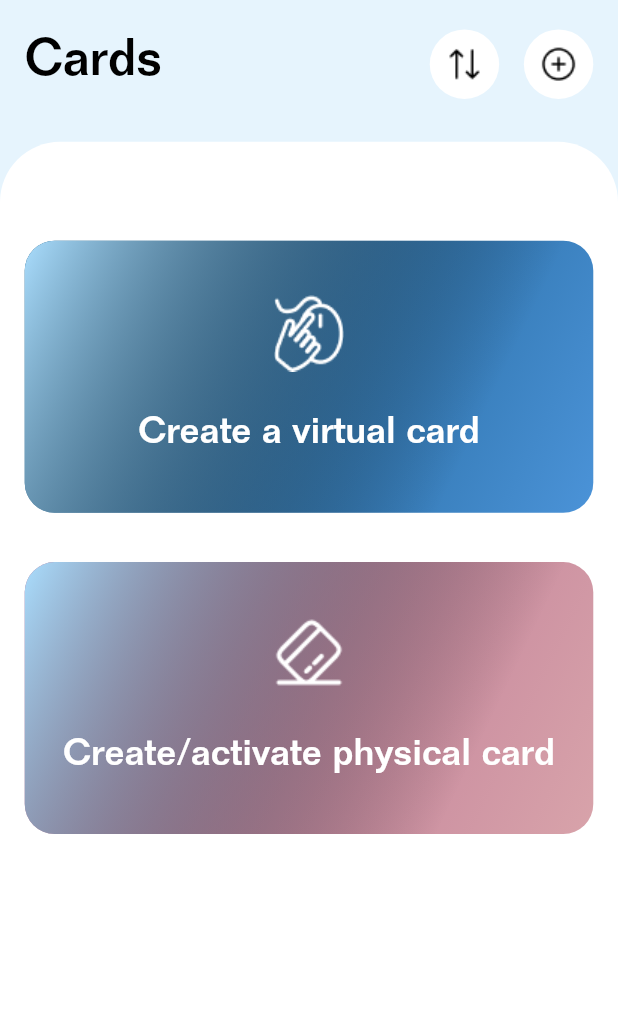
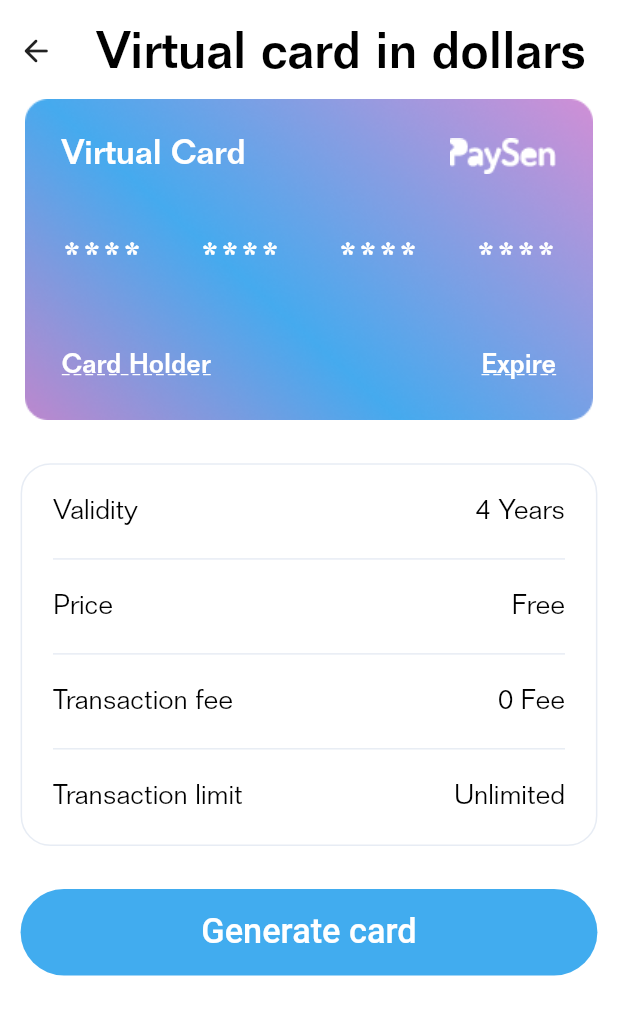
Before and after one commit to chvro12/paysen_app, a Flutter app: the CardNestedNavigator widget shown alone on an empty page, opened directly, after a tap on "Create a virtual card", on a phone screen of 412 x 824 dp. Shown: the top 1015 px of the screen. Run offline on Flutter 3.47's test engine with Material 2 defaults, Android fonts, the phone set to English and light mode, and no system bars; our stand-ins replace device_info_plus, flutter_screenutil, fluttertoast, get, image_picker, logger and 3 more; missing offline and left inert: overlay_progress_indicator; accounts and stored records are empty.

Commit message:
Feat: Virtual Card In Dollar screen completed.

```diff
--- a/lib/components/index.dart
+++ b/lib/components/index.dart
@@ -11,7 +11,6 @@ export 'custom_drop_down.dart';
 export 'custom_bottom_navigation.dart';
 export 'custom_shader_mask.dart';
 export 'circular_icon_button.dart';
-export 'credit_card_view.dart';
 export 'custom_choice_chip.dart';
 export 'custom_listview_builder.dart';
 export 'circle_avatar_with_details.dart';
--- a/lib/components/money_overview.dart
+++ b/lib/components/money_overview.dart
@@ -7,10 +7,12 @@ import 'index.dart';
 class MoneyOverview extends StatelessWidget {
 
   final List<Widget> moneyOverviewItems;
+  final Color? containerBGColor;
 
   const MoneyOverview({
     super.key,
-    required this.moneyOverviewItems
+    required this.moneyOverviewItems,
+    this.containerBGColor
   });
 
   @override
@@ -21,7 +23,8 @@ class MoneyOverview extends StatelessWidget {
       decoration: BoxDecoration(
         borderRadius: BorderRadius.circular(20.0),
         border: Border.all(color: AppColors.brightGray),
-        shape: BoxShape.rectangle
+        shape: BoxShape.rectangle,
+        color: containerBGColor
       ),
       child: Column(
         mainAxisSize: MainAxisSize.min,
@@ -50,7 +53,7 @@ class MoneyOverviewItemView extends StatelessWidget {
   @override
   Widget build(BuildContext context) {
     return Container(
-      height: 40.h,
+      height: 35.h,
       alignment: Alignment.topCenter,
       decoration: BoxDecoration(
         border: showBorder
@@ -77,8 +80,10 @@ class MoneyOverviewItemView extends StatelessWidget {
             CustomText(
               label: value,
               fontStyle: FontStyle.normal,
-              fontWeight: FontWeight.w500,
-              textColor: AppColors.blackColor.withOpacity(0.5),
+              // fontWeight: FontWeight.w500,
+              fontWeight: FontWeight.w300,
+              // textColor: AppColors.blackColor.withOpacity(0.5),
+              textColor: AppColors.blackColor,
               textSize: 16.sp,
             ),
         ],
--- a/lib/config/app_routes.dart
+++ b/lib/config/app_routes.dart
@@ -22,6 +22,9 @@ class AppRoutes {
   static const String distributorWithdrawal = '/distributor-withdrawal';
   static const String mobileMoneyBankCard = '/mobile-money-bank-card';
 
+  /// CARD NESTED NAVIGATOR ROUTE
+  static const String virtualCardInDollar = '/virtual-card-in-dollar';
+
   static Route<dynamic> onGenerateRoute(RouteSettings settings) {
     Widget route;
     Object? args = settings.arguments;
--- a/lib/config/app_translations.dart
+++ b/lib/config/app_translations.dart
@@ -138,7 +138,16 @@ Map<String, String> get englishTranslation {
     'activity_empty_message': 'Activity should not be empty',
     'gender_not_selected': 'Please select gender',
     'city_not_selected': 'Please select city',
-    'profile_image_not_captured': 'Compulsory to have profile image.'
+    'profile_image_not_captured': 'Compulsory to have profile image.',
+    'virtual_card_in_dollars': 'Virtual card in dollars',
+    'validity': 'Validity',
+    'price': 'Price',
+    'transaction_fee': 'Transaction fee',
+    'transaction_limit': 'Transaction limit',
+    'generate_card': 'Generate card',
+    'virtual_card': 'Virtual Card',
+    'card_holder': 'Card Holder',
+    'expire': 'Expire'
   };
 }
 
@@ -253,6 +262,15 @@ Map<String, String> get frenchTranslation {
     'activity_empty_message': '',
     'gender_not_selected': '',
     'city_not_selected': '',
-    'profile_image_not_captured': ''
+    'profile_image_not_captured': '',
+    'virtual_card_in_dollars': '',
+    'validity': '',
+    'price': '',
+    'transaction_fee': '',
+    'transaction_limit': '',
+    'generate_card': '',
+    'virtual_card': '',
+    'card_holder': '',
+    'expire': ''
   };
 }
--- a/lib/nested_navigator.dart
+++ b/lib/nested_navigator.dart
@@ -4,6 +4,7 @@ import 'config/app_routes.dart';
 import 'main.dart';
 import 'ui/account/account_screen.dart';
 import 'ui/cards/cards_screen.dart';
+import 'ui/cards/modules/virtual_card_in_dollar_screen.dart';
 import 'ui/home/home_screen.dart';
 import 'ui/home/modules/distributor_withdrawal/distributor_withdrawal_screen.dart';
 import 'ui/home/modules/mobile_money_bank_card/mobile_money_bank_card_screen.dart';
@@ -63,6 +64,8 @@ class CardNestedNavigator extends StatelessWidget {
         Widget route;
         if (settings.name == AppRoutes.initialRoute) {
           route = CardsScreen();
+        } else if (settings.name == AppRoutes.virtualCardInDollar) {
+          route = VirtualCardInDollarScreen();
         } else {
           throw Exception('Unknown route defined.');
         }
--- a/lib/ui/cards/cards_screen.dart
+++ b/lib/ui/cards/cards_screen.dart
@@ -5,6 +5,7 @@ import 'package:get/get.dart';
 import '../../components/index.dart';
 import '../../config/app_assets.dart';
 import '../../config/app_colors.dart';
+import '../../config/app_routes.dart';
 import 'controller/card_view.dart';
 import 'controller/cards_controller.dart';
 
@@ -61,7 +62,9 @@ class CardsScreen extends StatelessWidget {
                     ],
                     assetIMG: AppAssets.createVirtualCardIcon,
                     label: 'create_a_virtual_card',
-                    onPressed: () {},
+                    onPressed: () {
+                      Navigator.pushNamed(context, AppRoutes.virtualCardInDollar);
+                    },
                   ),
 
                   SizedBox(height: 0.04.sh,),
--- a/lib/components/credit_card_view.dart
+++ b/lib/ui/cards/components/credit_card_view.dart
@@ -3,8 +3,8 @@ import 'package:flutter_screenutil/flutter_screenutil.dart';
 import 'package:get/get.dart';
 import 'package:paysen/components/index.dart';
 
-import '../config/app_assets.dart';
-import '../config/app_colors.dart';
+import '../../../config/app_assets.dart';
+import '../../../config/app_colors.dart';
 
 class CreditCardView extends StatelessWidget {
 
--- /dev/null
+++ b/lib/ui/cards/components/virtual_card_view.dart
@@ -0,0 +1,109 @@
+import 'package:flutter/material.dart';
+import 'package:flutter_screenutil/flutter_screenutil.dart';
+
+import '../../../components/index.dart';
+import '../../../config/app_assets.dart';
+import '../../../config/app_colors.dart';
+
+class VirtualCardView extends StatelessWidget {
+
+  const VirtualCardView({super.key});
+
+  @override
+  Widget build(BuildContext context) {
+    return Container(
+      height: 0.26.sh,
+      width: double.infinity,
+      padding: EdgeInsets.symmetric(horizontal: 0.04.sw),
+      child: Stack(
+        children: [
+
+          Image.asset(
+            AppAssets.creditCardBG,
+            width: double.infinity,
+            height: double.infinity,
+            fit: BoxFit.fill,
+          ),
+
+          Positioned(
+            left: 0.06.sw,
+            right: 0.06.sw,
+            height: 0.26.sh,
+            child: Container(
+              margin: EdgeInsets.symmetric(vertical: 0.03.sh),
+              child: Column(
+                mainAxisSize: MainAxisSize.max,
+                mainAxisAlignment: MainAxisAlignment.spaceBetween,
+                children: [
+
+                  Row(
+                    mainAxisSize: MainAxisSize.max,
+                    mainAxisAlignment: MainAxisAlignment.spaceBetween,
+                    children: [
+
+                      CustomText(
+                        label: 'virtual_card',
+                        fontStyle: FontStyle.normal,
+                        fontWeight: FontWeight.w500,
+                        textColor: AppColors.whiteColor,
+                        textSize: 20.sp,
+                      ),
+
+                      Image.asset(AppAssets.creditCardPaysenLogo),
+
+                    ],
+                  ),
+
+                  Row(
+                    mainAxisSize: MainAxisSize.max,
+                    mainAxisAlignment: MainAxisAlignment.spaceBetween,
+                    children: List.generate(4, (index) {
+                      return CustomText(
+                        label: '****',
+                        fontStyle: FontStyle.normal,
+                        fontWeight: FontWeight.w500,
+                        textColor: AppColors.whiteColor,
+                        textSize: 24.sp,
+                        textLetterSpacing: 2.2,
+                      );
+                    }),
+                  ),
+
+                  Row(
+                    mainAxisSize: MainAxisSize.max,
+                    mainAxisAlignment: MainAxisAlignment.spaceBetween,
+                    children: [
+
+                      CustomText(
+                        label: 'card_holder',
+                        fontStyle: FontStyle.normal,
+                        fontWeight: FontWeight.w500,
+                        textColor: AppColors.whiteColor,
+                        textDecoration: TextDecoration.underline,
+                        textDecorationStyle: TextDecorationStyle.dashed,
+                        textSize: 16.sp,
+                      ),
+
+                      CustomText(
+                        label: 'expire',
+                        fontStyle: FontStyle.normal,
+                        fontWeight: FontWeight.w500,
+                        textColor: AppColors.whiteColor,
+                        textDecoration: TextDecoration.underline,
+                        textDecorationStyle: TextDecorationStyle.dashed,
+                        textSize: 16.sp,
+                      ),
+
+                    ],
+                  )
+
+                ],
+              ),
+            ),
+          ),
+
+        ],
+      ),
+    );
+  }
+}
--- /dev/null
+++ b/lib/ui/cards/modules/controller/virtual_card_in_dollar_controller.dart
@@ -0,0 +1,5 @@
+import 'package:get/get.dart';
+
+class VirtualCardInDollarController extends GetxController {
+
+}
--- /dev/null
+++ b/lib/ui/cards/modules/virtual_card_in_dollar_screen.dart
@@ -0,0 +1,77 @@
+import 'package:flutter/material.dart';
+import 'package:flutter_screenutil/flutter_screenutil.dart';
+import 'package:get/get.dart';
+
+import '../../../components/index.dart';
+import '../../../config/app_colors.dart';
+import '../components/virtual_card_view.dart';
+import 'controller/virtual_card_in_dollar_controller.dart';
+
+class VirtualCardInDollarScreen extends StatelessWidget {
+
+  VirtualCardInDollarScreen({super.key});
+
+  final virtualCardInDollarController = Get.put(VirtualCardInDollarController());
+
+  @override
+  Widget build(BuildContext context) {
+    return Container(
+      color: AppColors.whiteColor,
+      child: Column(
+        mainAxisSize: MainAxisSize.min,
+        children: [
+
+          const CustomHeader(
+            headerLabel: 'virtual_card_in_dollars',
+            showBackButton: true,
+          ),
+
+          const VirtualCardView(),
+
+          SizedBox(height: 24.h,),
+
+          const MoneyOverview(
+            containerBGColor: AppColors.whiteColor,
+            moneyOverviewItems: [
+
+              MoneyOverviewItemView(
+                label: 'validity',
+                value: '4 Years',
+              ),
+
+              MoneyOverviewItemView(
+                label: 'price',
+                value: 'Free',
+              ),
+
+              MoneyOverviewItemView(
+                label: 'transaction_fee',
+                value: '0 Fee',
+              ),
+
+              MoneyOverviewItemView(
+                label: 'transaction_limit',
+                value: 'Unlimited',
+                showBorder: false,
+              ),
+
+            ],
+          ),
+
+          SizedBox(height: 24.h,),
+
+          Container(
+            height: 0.07.sh,
+            margin: EdgeInsets.symmetric(horizontal: 12.w),
+            width: double.infinity,
+            child: CustomElevatedButton(
+              btnLabel: 'generate_card',
+              onBtnPressed: () {},
+            ),
+          )
+
+        ],
+      ),
+    );
+  }
+}
--- a/lib/ui/home/home_screen.dart
+++ b/lib/ui/home/home_screen.dart
@@ -5,6 +5,7 @@ import 'package:get/get.dart';
 import '../../components/index.dart';
 import '../../config/app_assets.dart';
 import '../../config/app_colors.dart';
+import '../cards/components/credit_card_view.dart';
 import 'components/withdraw_topup_view.dart';
 import 'controller/home_controller.dart';
 
```
